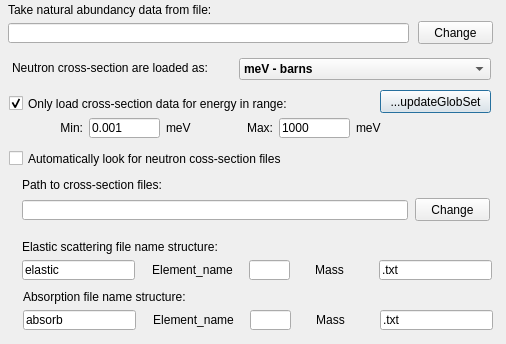
This is src/gui/amatparticleconfigurator.ui in andrmor/ANTS2 as Qt 5 draws it before an edit. The edited form follows.
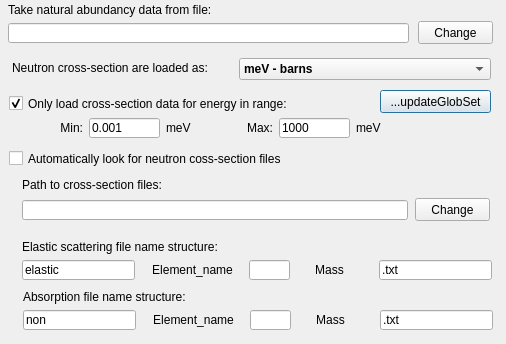
This is the edited form.

Diff of the .ui file:
```diff
--- a/src/gui/amatparticleconfigurator.ui
+++ b/src/gui/amatparticleconfigurator.ui
@@ -271,7 +271,7 @@
      </rect>
     </property>
     <property name="text">
-     <string>absorb</string>
+     <string>non</string>
     </property>
    </widget>
    <widget class="QLabel" name="label_10">
```
